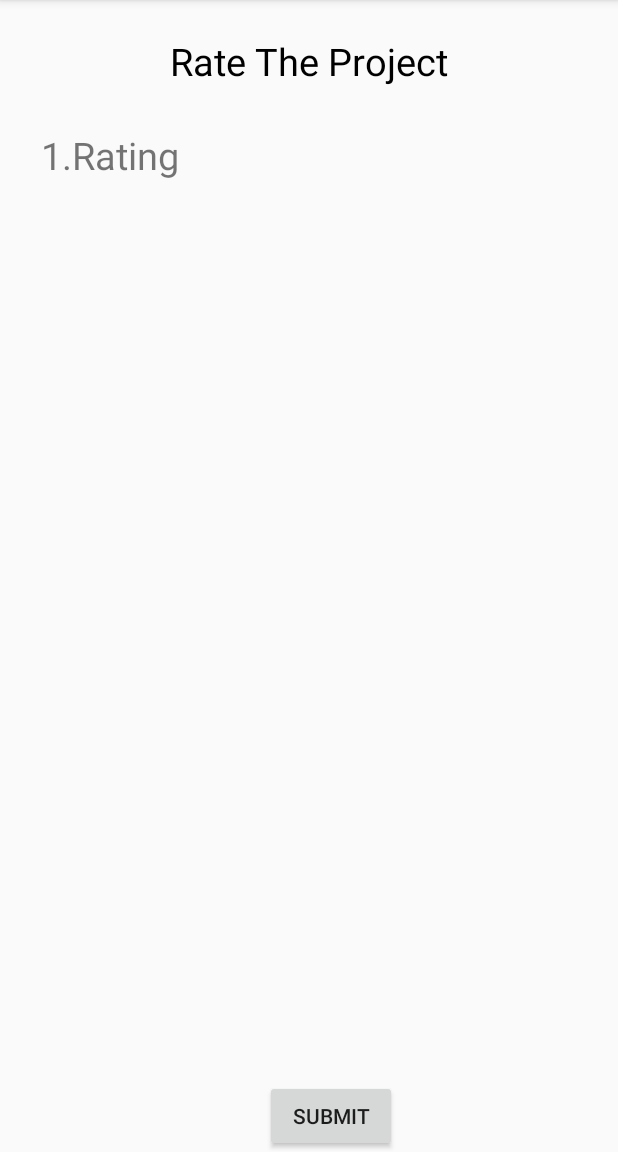
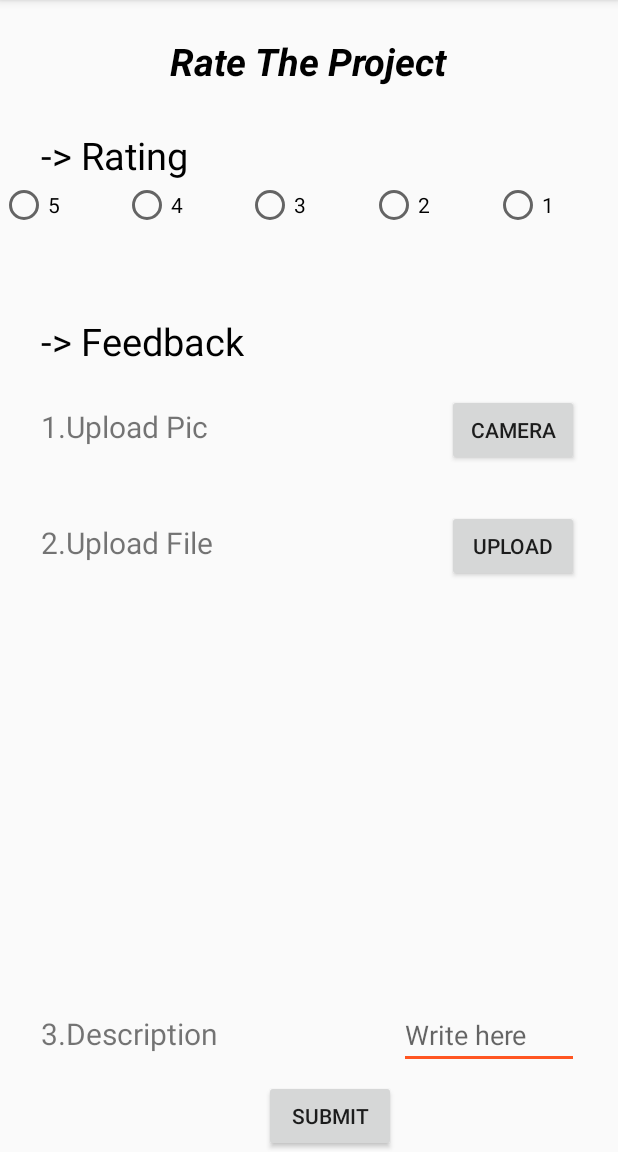
Before and after one commit to shreekaraudupa/LapitChat, an Android app: the ReviewActivity screen opened directly, with no data from a screen before it, on a phone screen of 412 x 824 dp, the part 84-1236 px from its top. Run offline under Robolectric (Android 15) with nearby library versions, the phone set to English and light mode, and no system bars.

Commit message:
Review Activity frontend

```diff
--- a/app/src/main/java/com/example/shree/lapitchat/ReviewActivity.java
+++ b/app/src/main/java/com/example/shree/lapitchat/ReviewActivity.java
@@ -2,12 +2,33 @@ package com.example.shree.lapitchat;
 
 import android.support.v7.app.AppCompatActivity;
 import android.os.Bundle;
+import android.view.View;
+import android.widget.Button;
+import android.widget.RadioButton;
+import android.widget.RadioGroup;
 
 public class ReviewActivity extends AppCompatActivity {
 
+    RadioGroup rgRating;
+    RadioButton selectdRating;
+    Button btnReviewSubmit;
     @Override
     protected void onCreate(Bundle savedInstanceState) {
         super.onCreate(savedInstanceState);
         setContentView(R.layout.activity_review);
+
+        rgRating=findViewById(R.id.rgRating);
+        btnReviewSubmit=findViewById(R.id.btnReviewSubmit);
+
+        btnReviewSubmit.setOnClickListener(new View.OnClickListener() {
+            @Override
+            public void onClick(View view) {
+                int selectedRat=rgRating.getCheckedRadioButtonId();
+                selectdRating=findViewById(selectedRat);
+                String finalRating=selectdRating.getText().toString();
+
+
+            }
+        });
     }
 }
--- a/app/src/main/res/layout/activity_review.xml
+++ b/app/src/main/res/layout/activity_review.xml
@@ -13,9 +13,10 @@
         android:layout_alignParentTop="true"
         android:layout_centerHorizontal="true"
         android:layout_marginTop="23dp"
-        android:textSize="25dp"
+        android:text="Rate The Project"
         android:textColor="#000"
-        android:text="Rate The Project" />
+        android:textStyle="bold|italic"
+        android:textSize="25dp" />
 
     <TextView
         android:id="@+id/textView7"
@@ -25,7 +26,8 @@
         android:layout_below="@+id/textView6"
         android:layout_marginStart="27dp"
         android:layout_marginTop="28dp"
-        android:text="1.Rating"
+        android:text="-> Rating"
+        android:textColor="#000"
         android:textSize="25dp" />
 
     <Button
@@ -36,4 +38,123 @@
         android:layout_alignParentBottom="true"
         android:layout_marginEnd="34dp"
         android:text="Submit" />
+
+    <RadioGroup
+        android:id="@+id/rgRating"
+        android:layout_width="match_parent"
+        android:layout_height="75dp"
+        android:layout_below="@+id/textView7"
+        android:layout_centerHorizontal="true"
+        android:layout_weight="3"
+        android:orientation="horizontal">
+
+        <RadioButton
+            android:id="@+id/radioButton"
+            android:layout_width="wrap_content"
+            android:layout_height="wrap_content"
+            android:layout_weight="1"
+            android:text="5" />
+
+        <RadioButton
+            android:id="@+id/radioButton2"
+            android:layout_width="wrap_content"
+            android:layout_height="wrap_content"
+            android:layout_weight="1"
+            android:text="4" />
+
+        <RadioButton
+            android:id="@+id/radioButton3"
+            android:layout_width="wrap_content"
+            android:layout_height="wrap_content"
+            android:layout_weight="1"
+            android:text="3" />
+
+        <RadioButton
+            android:id="@+id/radioButton5"
+            android:layout_width="wrap_content"
+            android:layout_height="wrap_content"
+            android:layout_weight="1"
+            android:text="2" />
+
+        <RadioButton
+            android:id="@+id/radioButton4"
+            android:layout_width="wrap_content"
+            android:layout_height="wrap_content"
+            android:layout_weight="1"
+            android:text="1" />
+    </RadioGroup>
+
+    <TextView
+        android:id="@+id/textView8"
+        android:layout_width="wrap_content"
+        android:layout_height="wrap_content"
+        android:layout_alignStart="@+id/textView7"
+        android:layout_below="@+id/rgRating"
+        android:layout_marginTop="14dp"
+        android:text="-> Feedback"
+        android:textColor="#000"
+        android:textSize="25dp"/>
+
+
+
+        <TextView
+            android:id="@+id/textView10"
+            android:layout_width="wrap_content"
+            android:layout_height="wrap_content"
+            android:layout_alignStart="@+id/textView8"
+            android:layout_below="@+id/textView8"
+            android:layout_marginTop="26dp"
+            android:text="1.Upload Pic"
+            android:textSize="20dp"
+            android:layout_marginBottom="50dp"/>
+
+    <Button
+        android:id="@+id/btnCamera"
+        android:layout_width="wrap_content"
+        android:layout_height="wrap_content"
+        android:layout_alignBaseline="@+id/textView10"
+        android:layout_alignBottom="@+id/textView10"
+        android:layout_toEndOf="@+id/btnReviewSubmit"
+        android:text="Camera" />
+
+    <TextView
+        android:id="@+id/textView12"
+        android:layout_width="wrap_content"
+        android:layout_height="wrap_content"
+        android:layout_alignStart="@+id/textView10"
+        android:layout_below="@+id/textView10"
+        android:text="2.Upload File"
+        android:textSize="20dp" />
+
+    <Button
+        android:id="@+id/btnFile"
+        android:layout_width="wrap_content"
+        android:layout_height="wrap_content"
+        android:layout_alignBaseline="@+id/textView12"
+        android:layout_alignBottom="@+id/textView12"
+        android:layout_alignStart="@+id/btnCamera"
+        android:text="Upload" />
+
+    <TextView
+        android:id="@+id/textView15"
+        android:layout_width="wrap_content"
+        android:layout_height="wrap_content"
+        android:layout_above="@+id/btnReviewSubmit"
+        android:layout_alignStart="@+id/textView12"
+        android:layout_marginBottom="17dp"
+        android:text="3.Description"
+        android:textSize="20dp" />
+
+    <EditText
+        android:id="@+id/etDescription"
+        android:layout_width="120dp"
+        android:layout_height="wrap_content"
+        android:layout_alignBaseline="@+id/textView15"
+        android:layout_alignBottom="@+id/textView15"
+        android:layout_alignEnd="@+id/btnFile"
+        android:ems="10"
+        android:hint="Write here"
+        android:inputType="textPersonName"
+        android:text="" />
+
 </RelativeLayout>
```
